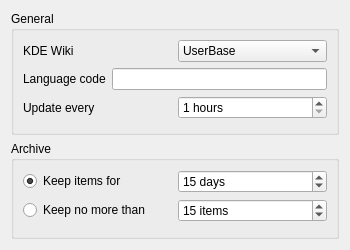
This is contents/ui/config.ui in Caig/kde-plasmoid-wikisentinel as Qt 5 draws it before an edit. The edited form follows.
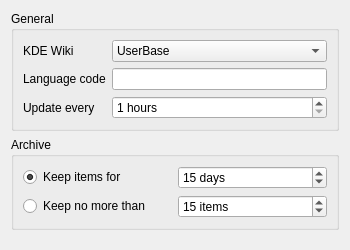
This is the edited form.

Commit message: try new layout for config

Patch:
```diff
--- a/contents/ui/config.ui
+++ b/contents/ui/config.ui
@@ -10,23 +10,21 @@
     <height>250</height>
    </rect>
   </property>
-  <layout class="QVBoxLayout" name="verticalLayout_2">
+  <layout class="QVBoxLayout" name="verticalLayout">
    <item>
     <widget class="QGroupBox" name="groupBox">
      <property name="title">
       <string>General</string>
      </property>
-     <layout class="QVBoxLayout" name="verticalLayout">
-      <item>
-       <layout class="QHBoxLayout" name="horizontalLayout">
-        <item>
+     <layout class="QGridLayout" name="gridLayout_2">
+      <item row="0" column="0">
          <widget class="QLabel" name="label_2">
           <property name="text">
            <string>KDE Wiki</string>
           </property>
          </widget>
         </item>
-        <item>
+      <item row="0" column="1">
          <widget class="QComboBox" name="kcfg_wiki">
           <item>
            <property name="text">
@@ -40,11 +38,7 @@
           </item>
          </widget>
         </item>
-       </layout>
-      </item>
-      <item>
-       <layout class="QHBoxLayout" name="horizontalLayout_2">
-        <item>
+      <item row="1" column="0">
          <widget class="QLabel" name="label_3">
           <property name="text">
            <string>Language code</string>
@@ -54,18 +48,14 @@
         <item>
          <widget class="QLineEdit" name="kcfg_language"/>
         </item>
-       </layout>
-      </item>
-      <item>
-       <layout class="QHBoxLayout" name="horizontalLayout_3">
-        <item>
+      <item row="2" column="0">
          <widget class="QLabel" name="label">
           <property name="text">
            <string>Update every</string>
           </property>
          </widget>
         </item>
-        <item>
+      <item row="2" column="1">
          <widget class="QSpinBox" name="kcfg_updateInterval">
           <property name="suffix">
            <string> hours</string>
@@ -79,21 +69,6 @@
          </widget>
         </item>
        </layout>
-      </item>
-      <item>
-       <spacer name="verticalSpacer_2">
-        <property name="orientation">
-         <enum>Qt::Vertical</enum>
-        </property>
-        <property name="sizeHint" stdset="0">
-         <size>
-          <width>20</width>
-          <height>40</height>
-         </size>
-        </property>
-       </spacer>
-      </item>
-     </layout>
     </widget>
    </item>
    <item>
@@ -101,10 +76,8 @@
      <property name="title">
       <string>Archive</string>
      </property>
-     <layout class="QVBoxLayout" name="verticalLayout_3">
-      <item>
-       <layout class="QHBoxLayout" name="horizontalLayout_4">
-        <item>
+     <layout class="QGridLayout" name="gridLayout">
+      <item row="0" column="0">
          <widget class="QRadioButton" name="kcfg_keepForDays">
           <property name="text">
            <string>Keep items for</string>
@@ -114,7 +87,7 @@
           </property>
          </widget>
         </item>
-        <item>
+      <item row="0" column="1">
          <widget class="QSpinBox" name="kcfg_keepForDaysNumber">
           <property name="suffix">
            <string> days</string>
@@ -130,18 +103,14 @@
           </property>
          </widget>
         </item>
-       </layout>
-      </item>
-      <item>
-       <layout class="QHBoxLayout" name="horizontalLayout_5">
-        <item>
+      <item row="1" column="0">
          <widget class="QRadioButton" name="kcfg_keepMaxItems">
           <property name="text">
            <string>Keep no more than</string>
           </property>
          </widget>
         </item>
-        <item>
+      <item row="1" column="1">
          <widget class="QSpinBox" name="kcfg_keepMaxItemsNumber">
           <property name="suffix">
            <string> items</string>
@@ -158,6 +127,7 @@
          </widget>
         </item>
        </layout>
+    </widget>
       </item>
       <item>
        <spacer name="verticalSpacer">
@@ -171,9 +141,6 @@
          </size>
         </property>
        </spacer>
-      </item>
-     </layout>
-    </widget>
    </item>
   </layout>
  </widget>
```
Left out of the diff: 2 changed lines with no effect on the pictures. Lines whose indentation alone changed are shown as unchanged.
